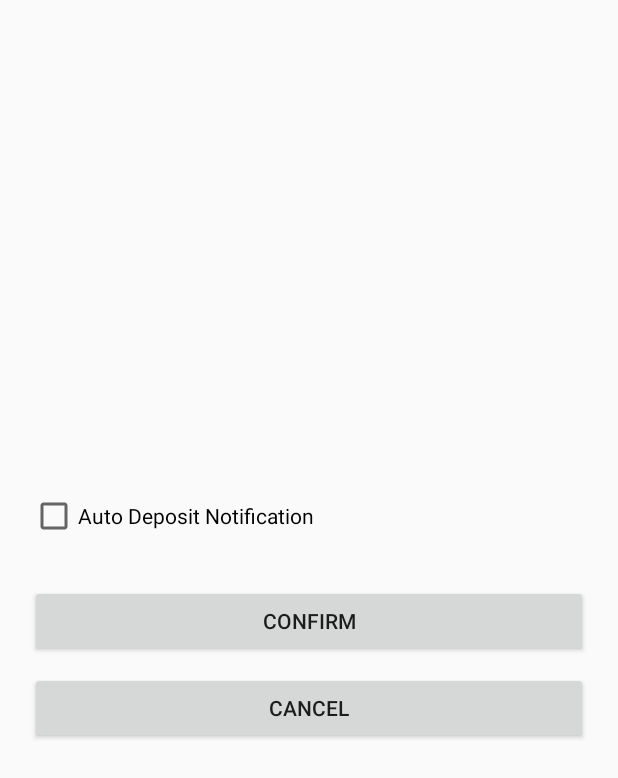
After one commit to rrosatti/cash-bucket, an Android app: the ManageNotificationsActivity screen opened directly, with no data from a screen before it, on a phone screen of 412 x 824 dp. The commit adds this screen. Shown: the top 778 px of the screen. Run offline under Robolectric (Android 15) with nearby library versions, the light colour scheme and no system bars.

Commit message:
create activity_manage_notifications.xml, ManageNotificationsActivity.java and custom_progress_bar.xml

```diff
--- a/app/build.gradle
+++ b/app/build.gradle
@@ -27,4 +27,5 @@ dependencies {
     compile 'com.android.support:appcompat-v7:23.4.0'
     compile 'com.android.support:design:23.4.0'
     testCompile 'junit:junit:4.12'
+    compile files('libs/mpandroidchartlibrary-2-2-4.jar')
 }
--- a/app/src/main/AndroidManifest.xml
+++ b/app/src/main/AndroidManifest.xml
@@ -27,6 +27,7 @@
         <activity android:name=".activity.ManageBankAccountActivity" android:theme="@style/AppTheme2" />
         <activity android:name=".activity.ManageWalletActivity" android:theme="@style/AppTheme2" />
         <activity android:name=".activity.ManageAccountActivity" android:theme="@style/AppTheme2" />
+        <activity android:name=".activity.ManageNotificationsActivity" android:theme="@style/AppTheme2" />
 
         <service android:name=".service.AutoDepositService" />
 
--- /dev/null
+++ b/app/src/main/java/com/example/rodri/cashbucket/activity/ManageNotificationsActivity.java
@@ -0,0 +1,142 @@
+package com.example.rodri.cashbucket.activity;
+
+import android.app.AlertDialog;
+import android.content.Context;
+import android.content.DialogInterface;
+import android.content.SharedPreferences;
+import android.os.Bundle;
+import android.support.annotation.Nullable;
+import android.support.v7.app.AppCompatActivity;
+import android.view.View;
+import android.widget.Button;
+import android.widget.CheckBox;
+import android.widget.CompoundButton;
+
+import com.example.rodri.cashbucket.R;
+import com.example.rodri.cashbucket.database.MyDataSource;
+import com.example.rodri.cashbucket.model.AutoDeposit;
+import com.example.rodri.cashbucket.model.Login;
+
+/**
+ * Created by rodri on 1/20/2017.
+ */
+
+public class ManageNotificationsActivity extends AppCompatActivity {
+
+    private static final String MY_PREFERENCES = "com.example.rodri.cashbucket";
+    private static final String NOTIFY = "com.example.rodri.cashbucket.notify";
+
+    private CheckBox checkAutoDepositNotification;
+    private Button btConfirm;
+    private Button btCancel;
+    private MyDataSource dataSource;
+    private AutoDeposit autoDeposit;
+    private boolean checked = false;
+    private SharedPreferences sharedPreferences;
+
+    @Override
+    protected void onCreate(@Nullable Bundle savedInstanceState) {
+        super.onCreate(savedInstanceState);
+        setContentView(R.layout.activity_manage_notifications);
+
+        iniViews();
+        dataSource = new MyDataSource(this);
+        sharedPreferences = getSharedPreferences(MY_PREFERENCES, Context.MODE_PRIVATE);
+
+        getDataFromDatabase();
+
+        checkAutoDepositNotification.setOnCheckedChangeListener(new CompoundButton.OnCheckedChangeListener() {
+            @Override
+            public void onCheckedChanged(CompoundButton buttonView, boolean isChecked) {
+                checked = isChecked;
+            }
+        });
+
+        btConfirm.setOnClickListener(new View.OnClickListener() {
+            @Override
+            public void onClick(View v) {
+                if (checked != autoDeposit.isActive()) {
+                    showConfirmChangesDialog();
+                }
+            }
+        });
+
+        btCancel.setOnClickListener(new View.OnClickListener() {
+            @Override
+            public void onClick(View v) {
+                finish();
+            }
+        });
+    }
+
+    private void iniViews() {
+        checkAutoDepositNotification = (CheckBox) findViewById(R.id.activityMN_checkAutoDepositNotification);
+        btConfirm = (Button) findViewById(R.id.activityMN_btConfirm);
+        btCancel = (Button) findViewById(R.id.activityMN_btCancel);
+    }
+
+    private void getDataFromDatabase() {
+        try {
+            dataSource.open();
+
+            long userId = Login.getInstance().getUserId();
+            long bankAccountId = dataSource.getBankAccountId(userId);
+            autoDeposit = dataSource.getAutoDeposit(bankAccountId);
+
+            if (autoDeposit.isActive()) {
+                checkAutoDepositNotification.setChecked(true);
+                checked = true;
+            }
+
+            dataSource.close();
+        } catch (Exception e) {
+            e.printStackTrace();
+            dataSource.close();
+        }
+    }
+
+    private void showConfirmChangesDialog() {
+        AlertDialog.Builder builder = new AlertDialog.Builder(this);
+        builder.setMessage(R.string.dialog_confirm_changes);
+
+        builder.setPositiveButton("OK", new DialogInterface.OnClickListener() {
+            @Override
+            public void onClick(DialogInterface dialog, int which) {
+                applyChanges();
+            }
+        });
+
+        builder.setNegativeButton(R.string.dialog_negative_button, new DialogInterface.OnClickListener() {
+            @Override
+            public void onClick(DialogInterface dialog, int which) {
+                dialog.cancel();
+            }
+        });
+
+        builder.show();
+
+    }
+
+    private void applyChanges() {
+        try {
+            dataSource.open();
+
+            // update database
+            autoDeposit.setActive(checked);
+            dataSource.updateAutoDeposit(autoDeposit);
+
+            // update shared preferences
+            SharedPreferences.Editor editor = sharedPreferences.edit();
+            editor.putBoolean(NOTIFY, checked);
+            editor.apply();
+
+            // finish activity
+            finish();
+
+            dataSource.close();
+        } catch (Exception e) {
+            e.printStackTrace();
+            dataSource.close();
+        }
+    }
+}
--- a/app/src/main/java/com/example/rodri/cashbucket/adapter/SettingsAdapter.java
+++ b/app/src/main/java/com/example/rodri/cashbucket/adapter/SettingsAdapter.java
@@ -12,6 +12,7 @@ import android.widget.TextView;
 import com.example.rodri.cashbucket.R;
 import com.example.rodri.cashbucket.activity.ManageAccountActivity;
 import com.example.rodri.cashbucket.activity.ManageBankAccountActivity;
+import com.example.rodri.cashbucket.activity.ManageNotificationsActivity;
 import com.example.rodri.cashbucket.activity.ManageWalletActivity;
 import com.example.rodri.cashbucket.database.MyDataSource;
 
@@ -56,6 +57,11 @@ public class SettingsAdapter extends RecyclerView.Adapter<SettingsAdapter.MyView
                             fragment.startActivity(i);
                             break;
                         }
+                        case 3: {
+                            Intent i = new Intent(activity, ManageNotificationsActivity.class);
+                            fragment.startActivity(i);
+                            break;
+                        }
                     }
                 }
             });
--- /dev/null
+++ b/app/src/main/res/layout/activity_manage_notifications.xml
@@ -0,0 +1,33 @@
+<?xml version="1.0" encoding="utf-8"?>
+<RelativeLayout xmlns:android="http://schemas.android.com/apk/res/android"
+    android:layout_width="match_parent" android:layout_height="match_parent" android:padding="20dp">
+
+    <LinearLayout
+        android:layout_width="match_parent"
+        android:layout_height="wrap_content"
+        android:orientation="vertical"
+        android:layout_centerInParent="true">
+
+        <CheckBox
+            android:id="@+id/activityMN_checkAutoDepositNotification"
+            android:layout_width="wrap_content"
+            android:layout_height="wrap_content"
+            android:text="@string/check_auto_deposit_notification"/>
+
+        <Button
+            android:id="@+id/activityMN_btConfirm"
+            android:layout_width="match_parent"
+            android:layout_height="wrap_content"
+            android:text="@string/button_confirm"
+            android:layout_marginTop="30dp"/>
+
+        <Button
+            android:id="@+id/activityMN_btCancel"
+            android:layout_width="match_parent"
+            android:layout_height="wrap_content"
+            android:text="@string/button_cancel"
+            android:layout_marginTop="10dp"/>
+
+    </LinearLayout>
+
+</RelativeLayout>
--- a/app/src/main/res/layout/tab_cash_flow.xml
+++ b/app/src/main/res/layout/tab_cash_flow.xml
@@ -21,7 +21,7 @@
                 android:layout_height="wrap_content"
                 android:text="@string/text_bank_account_title"
                 android:textSize="8pt"
-                android:layout_weight="3"/>
+                android:layout_weight="2"/>
 
             <TextView
                 android:id="@+id/tabCashFlow_etBankAccount"
@@ -43,7 +43,7 @@
                 android:layout_height="wrap_content"
                 android:text="@string/text_wallet"
                 android:textSize="8pt"
-                android:layout_weight="3"/>
+                android:layout_weight="2"/>
 
             <TextView
                 android:id="@+id/tabCashFlow_etWallet"
--- a/app/src/main/res/values/colors.xml
+++ b/app/src/main/res/values/colors.xml
@@ -6,4 +6,10 @@
 
     <!-- Temp Splash Screen Background -->
     <color name="splash_background">#fefffe</color>
+
+    <!-- Progress Bar -->
+    <color name="preloader_start">#446789</color>
+    <color name="preloader_center">#064789</color>
+    <color name="preloader_end">#73AADD</color>
+
 </resources>
--- a/app/src/main/res/values/strings.xml
+++ b/app/src/main/res/values/strings.xml
@@ -17,6 +17,7 @@
     <string name="button_confirm">Confirm</string>
     <string name="button_calendar">Calendar</string>
     <string name="button_cancel">Cancel</string>
+    <string name="button_ok">OK</string>
 
     <!-- Toast -->
     <string name="toast_name_field_empty">The personal name field cannot be empty!</string>
@@ -68,12 +69,14 @@
     <string name="check_auto_deposit">Auto-deposit</string>
     <string name="check_remember_me">Remember me</string>
     <string name="check_auto_login">Auto login</string>
+    <string name="check_auto_deposit_notification">Auto Deposit Notification</string>
 
     <!-- Settings -->
     <string-array name="settings_options">
         <item>Account</item>
         <item>Bank Account Settings</item>
         <item>Wallet Settings</item>
+        <item>Notifications</item>
     </string-array>
 
     <!-- Dialog -->
```
Also changed, not shown: app/src/main/res/drawable/custom_progress_bar.xml (added, +29 -0 lines), app/src/main/res/layout/tab_statistics.xml (+46 -3 lines), app/libs/mpandroidchartlibrary-2-2-4.jar (added).
